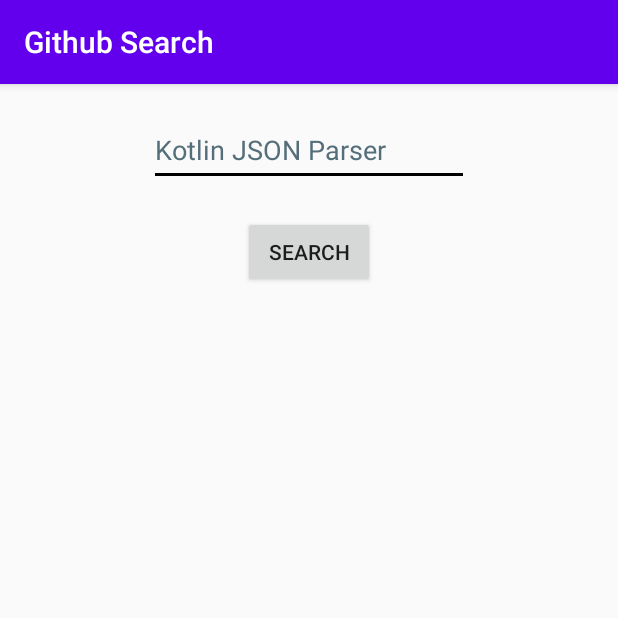
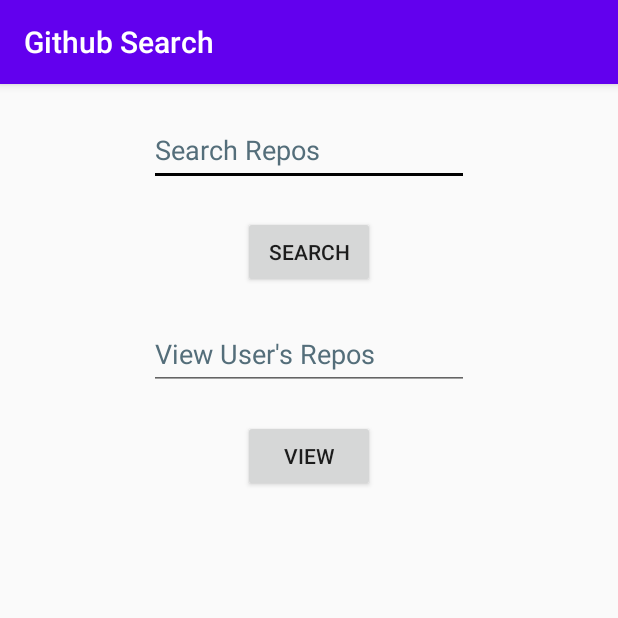
Before and after one commit to tupyl2/FindRepo, an Android app: the screen it shows after launch (MainActivity), on a phone screen of 412 x 824 dp, the top half of it. Run offline under Robolectric (Android 15) with nearby library versions, the phone set to English and light mode, and no system bars.

Commit message:
Added Search for a users repos

```diff
--- a/app/build.gradle
+++ b/app/build.gradle
@@ -40,6 +40,8 @@ dependencies {
     implementation 'com.squareup.retrofit2:converter-gson:2.3.0'
     implementation 'com.android.support.constraint:constraint-layout:2.0.4'
     implementation 'com.squareup.picasso:picasso:2.5.2'
+    //noinspection GradleCompatible
+    implementation 'com.android.support:design:28.0.0'
     testImplementation 'junit:junit:4.13.2'
     androidTestImplementation 'com.android.support.test:runner:1.0.2'
     androidTestImplementation 'com.android.support.test.espresso:espresso-core:3.0.2'
--- a/app/src/main/java/lyssa/tupy/findrepo/MainActivity.kt
+++ b/app/src/main/java/lyssa/tupy/findrepo/MainActivity.kt
@@ -13,6 +13,7 @@ class MainActivity : AppCompatActivity() {
 
         title = "Github Search"
         val searchEditText = findViewById<EditText>(R.id.searchEditText)
+        val userRepoEditText = findViewById<EditText>(R.id.userSearchEditText)
 
         val button = findViewById<Button>(R.id.searchButton)
         button.setOnClickListener {
@@ -20,5 +21,14 @@ class MainActivity : AppCompatActivity() {
             intent.putExtra("searchTerm", searchEditText.text.toString())
             startActivity(intent)
         }
+
+        val viewRepoButton = findViewById<Button>(R.id.userSearchButton)
+        viewRepoButton.setOnClickListener {
+            val intent = Intent(this, SearchResultActivity::class.java)
+            intent.putExtra("username", userRepoEditText.text.toString())
+            startActivity(intent)
+
+        }
+
     }
 }
--- a/app/src/main/res/layout/activity_main.xml
+++ b/app/src/main/res/layout/activity_main.xml
@@ -12,16 +12,15 @@
         android:layout_height="wrap_content"
         android:layout_marginTop="20dp"
         android:autofillHints=""
+        android:backgroundTint="@color/black"
         android:ems="10"
         android:hint="@string/kotlin_json_parser"
         android:inputType="textPersonName"
         android:minHeight="48dp"
         android:textColorHint="#546E7A"
-        android:backgroundTint="@color/black"
         app:layout_constraintEnd_toEndOf="parent"
         app:layout_constraintStart_toStartOf="parent"
-        app:layout_constraintTop_toTopOf="parent"
-        />
+        app:layout_constraintTop_toTopOf="parent" />
 
     <Button
         android:id="@+id/searchButton"
@@ -31,5 +30,32 @@
         android:text="@string/search"
         app:layout_constraintEnd_toEndOf="parent"
         app:layout_constraintStart_toStartOf="parent"
-        app:layout_constraintTop_toBottomOf="@+id/searchEditText" />
+        app:layout_constraintTop_toBottomOf="@+id/searchEditText"
+        tools:ignore="DuplicateSpeakableTextCheck" />
+
+    <EditText
+        android:id="@+id/userSearchEditText"
+        android:layout_width="wrap_content"
+        android:layout_height="wrap_content"
+        android:layout_marginTop="20dp"
+        android:autofillHints=""
+        android:ems="10"
+        android:hint="@string/search_users"
+        android:inputType="textPersonName"
+        android:minHeight="48dp"
+        android:textColorHint="#546E7A"
+        app:layout_constraintEnd_toEndOf="parent"
+        app:layout_constraintStart_toStartOf="parent"
+        app:layout_constraintTop_toBottomOf="@+id/searchButton" />
+
+    <Button
+        android:id="@+id/userSearchButton"
+        android:layout_width="wrap_content"
+        android:layout_height="wrap_content"
+        android:layout_marginTop="20dp"
+        android:text="@string/usersearch"
+        app:layout_constraintEnd_toEndOf="parent"
+        app:layout_constraintStart_toStartOf="parent"
+        app:layout_constraintTop_toBottomOf="@+id/userSearchEditText" />
+
 </android.support.constraint.ConstraintLayout>
--- a/app/src/main/res/values/strings.xml
+++ b/app/src/main/res/values/strings.xml
@@ -1,9 +1,11 @@
 <resources>
     <string name="app_name">Find Repo</string>
-    <string name="kotlin_json_parser">Kotlin JSON Parser</string>
+    <string name="kotlin_json_parser">Search Repos</string>
     <string name="search">Search</string>
     <string name="project_name">Project Name</string>
     <string name="todo">TODO</string>
     <string name="project__name">Project Name</string>
     <string name="avatar">avatar</string>
+    <string name="usersearch">View</string>
+    <string name="search_users">View User\'s Repos</string>
 </resources>
```
Also changed, not shown: app/src/main/java/lyssa/tupy/findrepo/GitHubAPI.kt (+10 -0 lines), app/src/main/java/lyssa/tupy/findrepo/SearchResultActivity.kt (+46 -16 lines).
